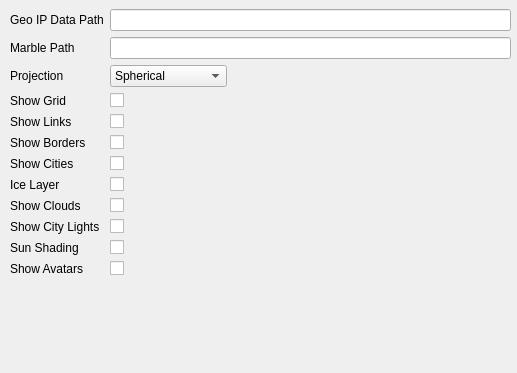
The window that FriendMapConfigPage.ui (chozabu/FriendMap) describes before a commit, drawn with Qt 5.
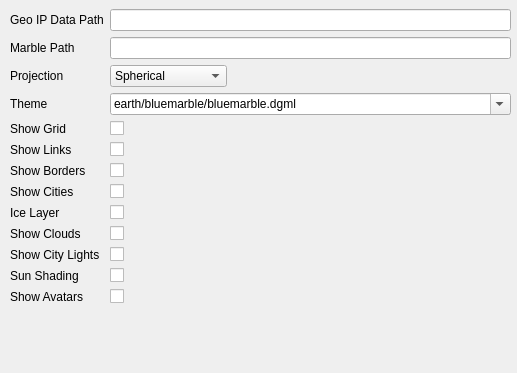
The same window after the commit.

Commit message: Made projection setting persistant, Added persistant option for Map theme

The edit to the form file:
```diff
--- a/FriendMapConfigPage.ui
+++ b/FriendMapConfigPage.ui
@@ -72,132 +72,177 @@
       </item>
      </widget>
     </item>
-    <item row="3" column="0">
+    <item row="4" column="0">
      <widget class="QLabel" name="label_3">
       <property name="text">
        <string>Show Grid</string>
       </property>
      </widget>
     </item>
-    <item row="3" column="1">
+    <item row="4" column="1">
      <widget class="QCheckBox" name="show_grid">
       <property name="text">
        <string/>
       </property>
      </widget>
     </item>
-    <item row="4" column="0">
+    <item row="5" column="0">
      <widget class="QLabel" name="label_4">
       <property name="text">
        <string>Show Links</string>
       </property>
      </widget>
     </item>
-    <item row="4" column="1">
+    <item row="5" column="1">
      <widget class="QCheckBox" name="show_links">
       <property name="text">
        <string/>
       </property>
      </widget>
     </item>
-    <item row="5" column="0">
+    <item row="6" column="0">
      <widget class="QLabel" name="label_5">
       <property name="text">
        <string>Show Borders</string>
       </property>
      </widget>
     </item>
-    <item row="5" column="1">
+    <item row="6" column="1">
      <widget class="QCheckBox" name="show_borders">
       <property name="text">
        <string/>
       </property>
      </widget>
     </item>
-    <item row="6" column="0">
+    <item row="7" column="0">
      <widget class="QLabel" name="label_6">
       <property name="text">
        <string>Show Cities</string>
       </property>
      </widget>
     </item>
-    <item row="6" column="1">
+    <item row="7" column="1">
      <widget class="QCheckBox" name="show_cities">
       <property name="text">
        <string/>
       </property>
      </widget>
     </item>
-    <item row="7" column="0">
+    <item row="8" column="0">
      <widget class="QLabel" name="label_7">
       <property name="text">
        <string>Ice Layer</string>
       </property>
      </widget>
     </item>
-    <item row="7" column="1">
+    <item row="8" column="1">
      <widget class="QCheckBox" name="show_ice_layer">
       <property name="text">
        <string/>
       </property>
      </widget>
     </item>
-    <item row="8" column="0">
+    <item row="9" column="0">
      <widget class="QLabel" name="label_8">
       <property name="text">
        <string>Show Clouds</string>
       </property>
      </widget>
     </item>
-    <item row="8" column="1">
+    <item row="9" column="1">
      <widget class="QCheckBox" name="show_clouds">
       <property name="text">
        <string/>
       </property>
      </widget>
     </item>
-    <item row="9" column="0">
+    <item row="10" column="0">
      <widget class="QLabel" name="label_9">
       <property name="text">
        <string>Show City Lights</string>
       </property>
      </widget>
     </item>
-    <item row="9" column="1">
-     <widget class="QCheckBox" name="show_city_lights">
-      <property name="text">
-       <string/>
-      </property>
-     </widget>
-    </item>
     <item row="10" column="1">
+     <widget class="QCheckBox" name="show_city_lights">
+      <property name="text">
+       <string/>
+      </property>
+     </widget>
+    </item>
+    <item row="11" column="1">
      <widget class="QCheckBox" name="show_sun_shading">
       <property name="text">
        <string/>
       </property>
      </widget>
     </item>
-    <item row="10" column="0">
+    <item row="11" column="0">
      <widget class="QLabel" name="label_10">
       <property name="text">
        <string>Sun Shading</string>
       </property>
      </widget>
     </item>
-    <item row="11" column="1">
+    <item row="12" column="1">
      <widget class="QCheckBox" name="show_avatars">
       <property name="text">
        <string/>
       </property>
      </widget>
     </item>
-    <item row="11" column="0">
+    <item row="12" column="0">
      <widget class="QLabel" name="label_11">
       <property name="text">
        <string>Show Avatars</string>
       </property>
      </widget>
     </item>
+    <item row="3" column="1">
+     <widget class="QComboBox" name="theme_dgml">
+      <property name="sizePolicy">
+       <sizepolicy hsizetype="Expanding" vsizetype="Fixed">
+        <horstretch>0</horstretch>
+        <verstretch>0</verstretch>
+       </sizepolicy>
+      </property>
+      <property name="editable">
+       <bool>true</bool>
+      </property>
+      <item>
+       <property name="text">
+        <string notr="true">earth/bluemarble/bluemarble.dgml</string>
+       </property>
+      </item>
+      <item>
+       <property name="text">
+        <string notr="true">earth/openstreetmap/openstreetmap.dgml</string>
+       </property>
+      </item>
+      <item>
+       <property name="text">
+        <string notr="true">earth/citylights/citylights.dgml</string>
+       </property>
+      </item>
+      <item>
+       <property name="text">
+        <string notr="true">earth/schagen1689/schagen1689.dgml</string>
+       </property>
+      </item>
+      <item>
+       <property name="text">
+        <string notr="true">earth/plain/plain.dgml</string>
+       </property>
+      </item>
+     </widget>
+    </item>
+    <item row="3" column="0">
+     <widget class="QLabel" name="label_12">
+      <property name="text">
+       <string>Theme</string>
+      </property>
+     </widget>
+    </item>
    </layout>
   </widget>
  </widget>
```
The commit also changes 2 other files.
